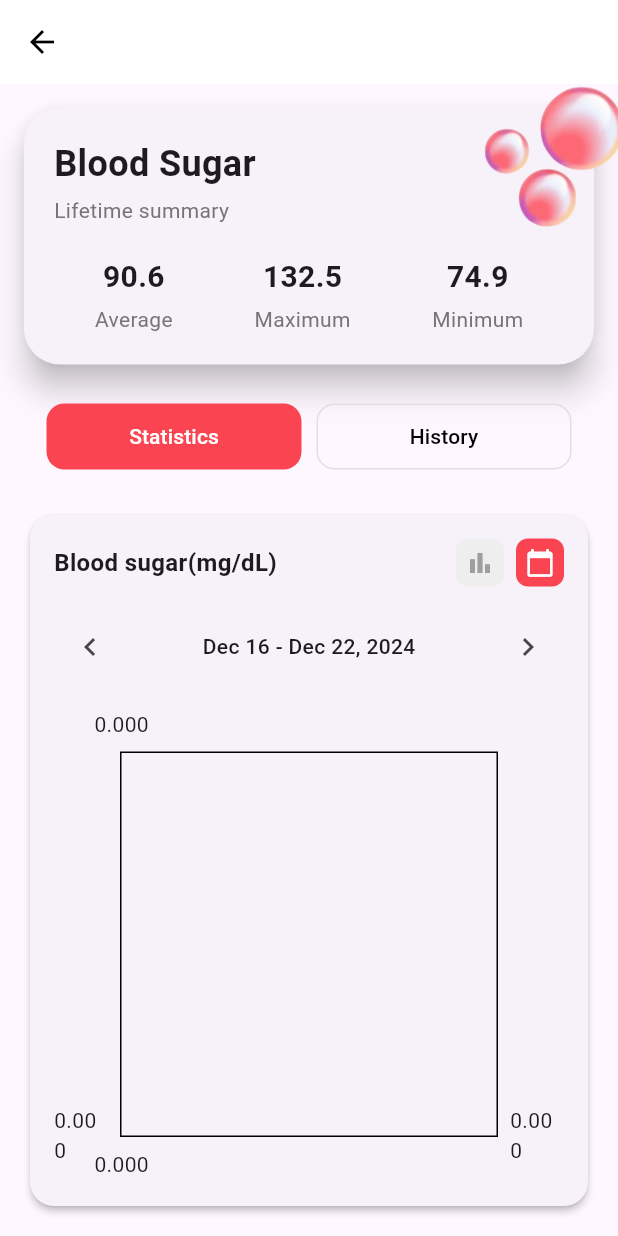
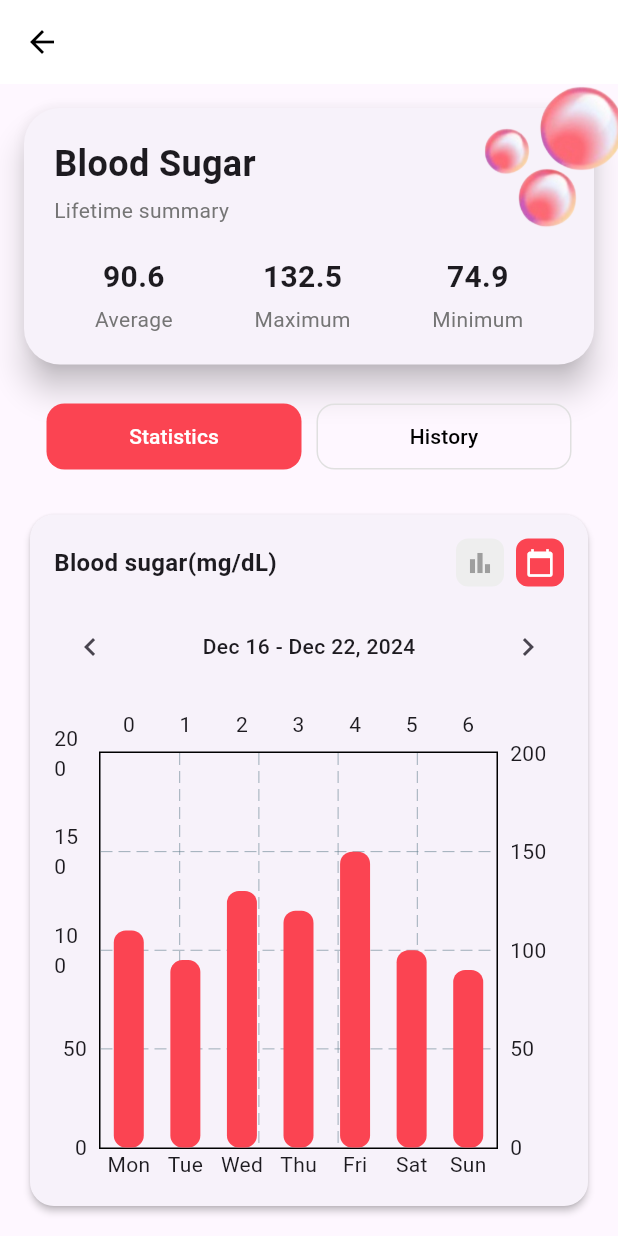
Before and after one commit to Karmoshaar/blood_sugar_app, a Flutter app: the SugarStats screen opened by its route, on a phone screen of 412 x 824 dp. Run offline on Flutter 3.47's test engine with Material 3 defaults, Android fonts, the phone set to English and light mode, and no system bars; drawn by our look-alikes of fl_chart; our stand-ins replace flutter_riverpod, flutter_time_picker_spinner, font_awesome_flutter, loading_animation_widget, numberpicker, smooth_page_indicator; missing offline and left inert: dss_cupertino_date_picker.

Commit message:
adding spacer in this files to be the moving dynmic

```diff
--- a/lib/HealthData/sugar_stats.dart
+++ b/lib/HealthData/sugar_stats.dart
@@ -14,8 +14,11 @@ Widget _buildStat(String value, String label) {
     ],
   );
 }
+enum ChartType {
+  bar,
+  line,
+}
 
-int _selected = 1; // 1 = Statistics (Bar), 2 = History (Line)
 
 class SugarStats extends StatefulWidget {
   const SugarStats({super.key});
@@ -25,8 +28,12 @@ class SugarStats extends StatefulWidget {
 }
 
 class _SugarStatsState extends State<SugarStats> {
+  ChartType _selected = ChartType.bar;
+  final List<double> weeklyData = [110, 95, 130, 120, 150, 100, 90];
+
   @override
   Widget build(BuildContext context) {
+
     return Scaffold(
       appBar: AppBar(
         titleSpacing: 0,
@@ -37,6 +44,7 @@ class _SugarStatsState extends State<SugarStats> {
           icon: const Icon(Icons.arrow_back, color: Colors.black),
         ),
       ),
+
       body: Column(
         children: [
           Stack(
@@ -78,6 +86,7 @@ class _SugarStatsState extends State<SugarStats> {
                   ),
                 ),
               ),
+
               Positioned(
                 top: -2,
                 right: -5,
@@ -95,9 +104,9 @@ class _SugarStatsState extends State<SugarStats> {
               mainAxisAlignment: MainAxisAlignment.center,
               children: [
                 // زر Statistics
-                _selected == 1
+                _selected == ChartType.bar
                     ? ElevatedButton(
-                        onPressed: () => setState(() => _selected = 1),
+                        onPressed: () => setState(() => _selected = ChartType.bar),
                         style: ElevatedButton.styleFrom(
                           backgroundColor: Color.fromARGB(255, 251, 68, 82),
                           foregroundColor: Colors.white,
@@ -114,7 +123,7 @@ class _SugarStatsState extends State<SugarStats> {
                         child: const Text("Statistics"),
                       )
                     : OutlinedButton(
-                        onPressed: () => setState(() => _selected = 1),
+                        onPressed: () => setState(() => _selected = ChartType.bar),
                         style: OutlinedButton.styleFrom(
                           foregroundColor: Colors.black,
                           side: BorderSide(color: Colors.grey.shade300),
@@ -133,9 +142,9 @@ class _SugarStatsState extends State<SugarStats> {
                 const SizedBox(width: 10),
 
                 // زر History
-                _selected == 2
+                _selected == ChartType.line
                     ? ElevatedButton(
-                        onPressed: () => setState(() => _selected = 2),
+                        onPressed: () => setState(() => _selected = ChartType.line),
                         style: ElevatedButton.styleFrom(
                           backgroundColor: Color.fromARGB(255, 251, 68, 82),
                           foregroundColor: Colors.white,
@@ -152,7 +161,7 @@ class _SugarStatsState extends State<SugarStats> {
                         child: const Text("History"),
                       )
                     : OutlinedButton(
-                        onPressed: () => setState(() => _selected = 2),
+                        onPressed: () => setState(() => _selected = ChartType.line),
                         style: OutlinedButton.styleFrom(
                           foregroundColor: Colors.black,
                           minimumSize: Size(170, 40),
@@ -247,28 +256,88 @@ class _SugarStatsState extends State<SugarStats> {
                       ),
                       const SizedBox(height: 16),
                       Expanded(
-                        child: LineChart(
-                          LineChartData(
-                            gridData: FlGridData(
-                              show: true,
-                              drawVerticalLine: false,
-                              horizontalInterval: 20,
-                              getDrawingHorizontalLine: (value) {
-                                return FlLine(
-                                  color: Colors.grey[200],
-                                  strokeWidth: 1,
-                                );
-                              },
+                        child: _selected == ChartType.bar
+                            ? BarChart(
+                          BarChartData(
+                            alignment: BarChartAlignment.spaceAround,
+                            maxY: 200,
+                            barTouchData: BarTouchData(enabled: true),
+                            titlesData: FlTitlesData(
+                              leftTitles: AxisTitles(
+                                sideTitles: SideTitles(showTitles: true, reservedSize: 30),
+                              ),
+                              bottomTitles: AxisTitles(
+                                sideTitles: SideTitles(
+                                  showTitles: true,
+                                  getTitlesWidget: (value, meta) {
+                                    const days = ["Mon", "Tue", "Wed", "Thu", "Fri", "Sat", "Sun"];
+                                    return Text(days[value.toInt()]);
+                                  },
+                                ),
+                              ),
+                            ),
+                            gridData: FlGridData(show: true),
+                            barGroups: List.generate(
+                              weeklyData.length,
+                                  (i) => BarChartGroupData(
+                                x: i,
+                                barRods: [
+                                  BarChartRodData(
+                                    toY: weeklyData[i],
+                                    color: const Color.fromARGB(255, 251, 68, 82),
+                                    width: 20,
+                                    borderRadius: BorderRadius.circular(8),
+                                  ),
+                                ],
+                              ),
                             ),
                           ),
-                        ),
+                        )
+
+                            : LineChart(
+                          LineChartData(
+                            gridData: FlGridData(show: true),
+                            titlesData: FlTitlesData(
+                              bottomTitles: AxisTitles(
+                                sideTitles: SideTitles(
+                                  showTitles: true,
+                                  getTitlesWidget: (value, meta) {
+                                    const days = ["Mon", "Tue", "Wed", "Thu", "Fri", "Sat", "Sun"];
+                                    if (value.toInt() >= 0 && value.toInt() < 7) {
+                                      return Text(days[value.toInt()]);
+                                    }
+                                    return const Text("");
+                                  },
+                                ),
+                              ),
+                              leftTitles: AxisTitles(
+                                sideTitles: SideTitles(showTitles: true),
+                              ),
+                            ),
+                            lineBarsData: [
+                              LineChartBarData(
+                                spots: List.generate(
+                                  weeklyData.length,
+                                      (i) => FlSpot(i.toDouble(), weeklyData[i]),
+                                ),
+                                isCurved: true,
+                                color: const Color.fromARGB(255, 251, 68, 82),
+                                barWidth: 4,
+                                dotData: FlDotData(show: true),
+                              ),
+                            ],
+                          ),
+                        )
+
                       ),
+
                     ],
                   ),
                 ),
               ),
             ),
           ),
+
         ],
       ),
     );
```
Also changed, not shown: 1 other file.
